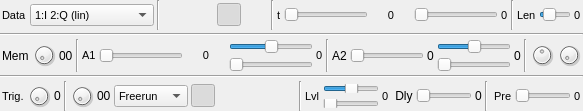
f4exb/sdrangel, file sdrbase/gui/glscopegui.ui: the form before one commit.
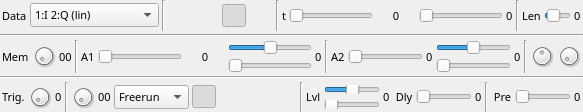
The form after the commit. Icons and pictures are not drawn. Custom widgets are drawn as their Qt base class.

Commit message: Normalize Scope and Spectrum control GUIs

Patch:
```diff
--- a/sdrbase/gui/glscopegui.ui
+++ b/sdrbase/gui/glscopegui.ui
@@ -7,9 +7,15 @@
     <x>0</x>
     <y>0</y>
     <width>583</width>
-    <height>111</height>
+    <height>112</height>
    </rect>
   </property>
+  <property name="font">
+   <font>
+    <family>Sans Serif</family>
+    <pointsize>8</pointsize>
+   </font>
+  </property>
   <property name="windowTitle">
    <string>Oscilloscope</string>
   </property>
```
Left out of the diff: 11 changed lines with no effect on the pictures. The commit also changes 1 other file.
